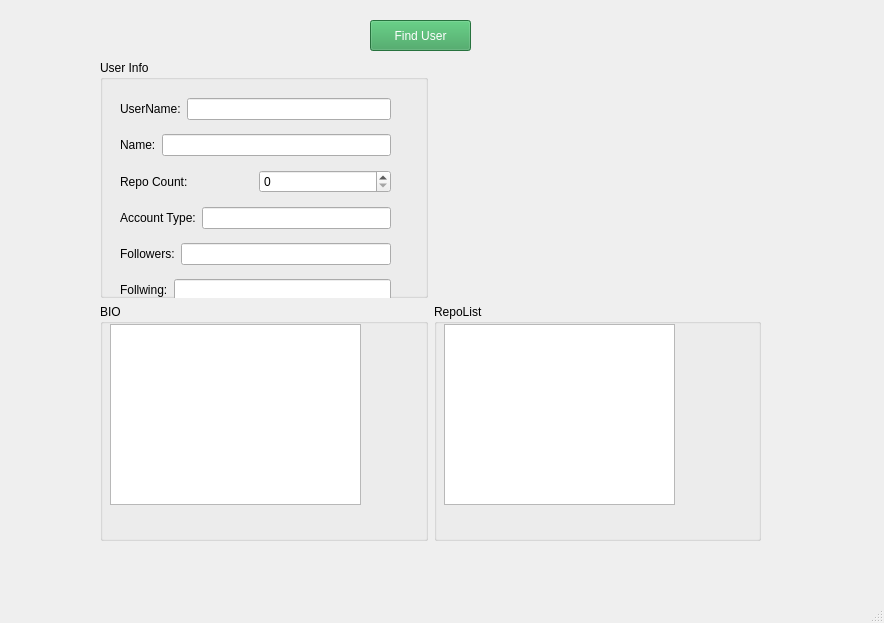
KaleTEvans/GitHubUserSearch, file mainwindow.ui: the form before one commit.
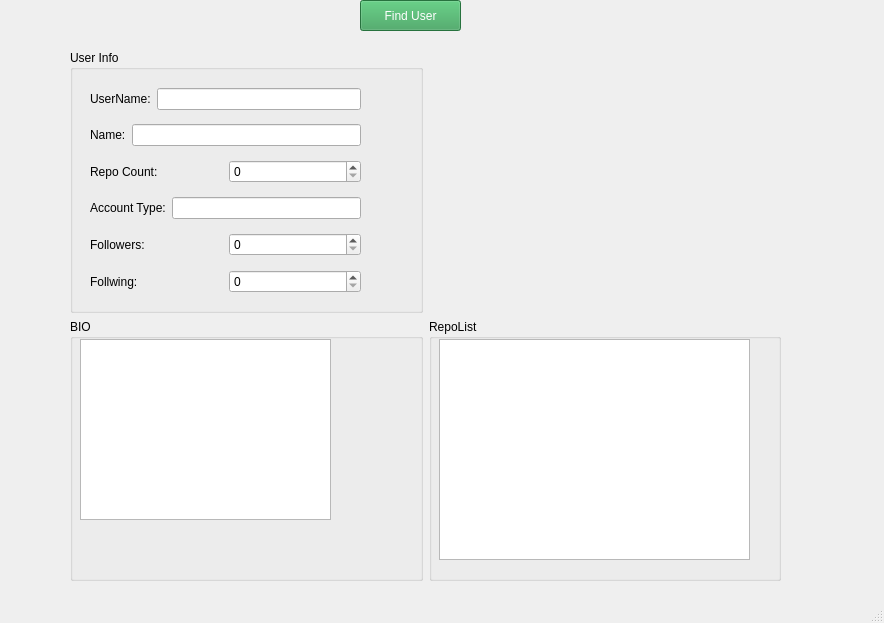
The form after the commit.

Commit message: application fully functional

Diff of the .ui file:
```diff
--- a/mainwindow.ui
+++ b/mainwindow.ui
@@ -17,8 +17,8 @@
    <widget class="QPushButton" name="searchButton">
     <property name="geometry">
      <rect>
-      <x>370</x>
-      <y>20</y>
+      <x>360</x>
+      <y>0</y>
       <width>101</width>
       <height>31</height>
      </rect>
@@ -33,13 +33,13 @@
      <string>Find User</string>
     </property>
    </widget>
-   <widget class="QWidget" name="">
+   <widget class="QWidget" name="layoutWidget">
     <property name="geometry">
      <rect>
-      <x>100</x>
-      <y>60</y>
-      <width>661</width>
-      <height>481</height>
+      <x>70</x>
+      <y>50</y>
+      <width>711</width>
+      <height>531</height>
      </rect>
     </property>
     <layout class="QVBoxLayout" name="verticalLayout_2">
@@ -54,7 +54,7 @@
          <property name="title">
           <string>User Info</string>
          </property>
-         <widget class="QWidget" name="">
+         <widget class="QWidget" name="layoutWidget">
           <property name="geometry">
            <rect>
             <x>20</x>
@@ -142,11 +142,7 @@
               </widget>
              </item>
              <item>
-              <widget class="QLineEdit" name="lineEditFollowers">
-               <property name="readOnly">
-                <bool>true</bool>
-               </property>
-              </widget>
+              <widget class="QSpinBox" name="lineEditFollowers"/>
              </item>
             </layout>
            </item>
@@ -160,11 +156,7 @@
               </widget>
              </item>
              <item>
-              <widget class="QLineEdit" name="lineEditFollowing">
-               <property name="readOnly">
-                <bool>true</bool>
-               </property>
-              </widget>
+              <widget class="QSpinBox" name="lineEditFollowing"/>
              </item>
             </layout>
            </item>
@@ -216,8 +208,8 @@
            <rect>
             <x>10</x>
             <y>20</y>
-            <width>231</width>
-            <height>181</height>
+            <width>311</width>
+            <height>221</height>
            </rect>
           </property>
          </widget>
```
The commit also changes 2 other files.
